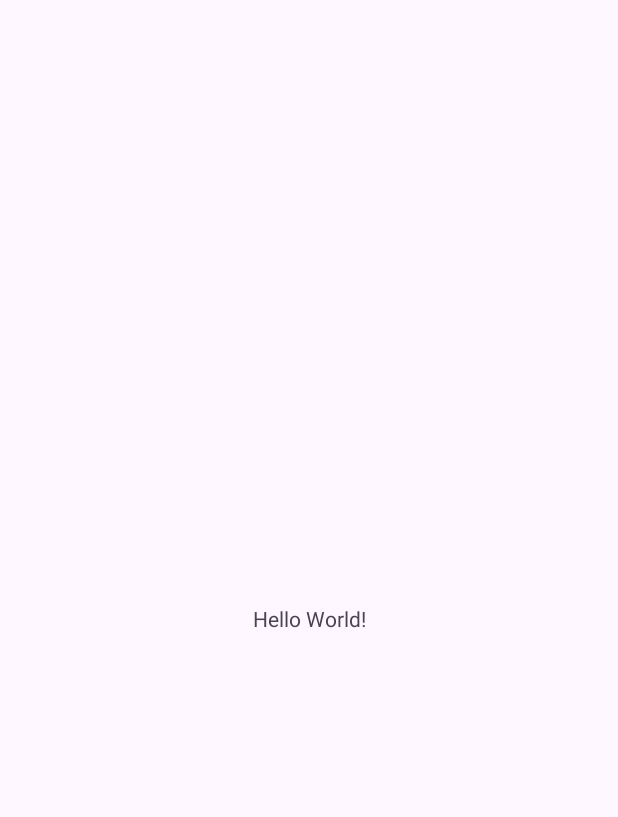
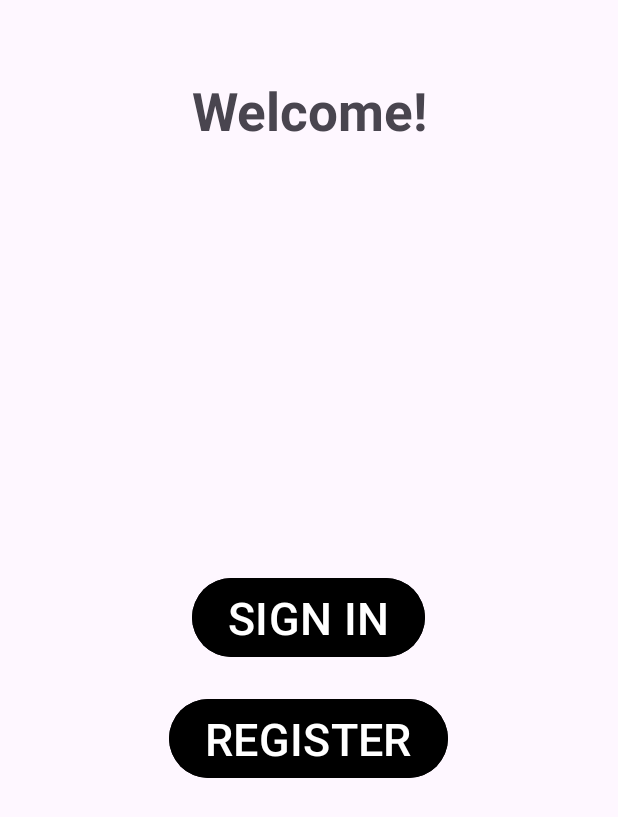
Before and after one commit to CSC207-2023Y-UofT/course-project-tnt, an Android app: the screen it shows after launch (MainActivity), on a phone screen of 412 x 824 dp. Before the commit the part shown is almost empty. Shown: the top 817 px of the screen. Run offline under Robolectric (Android 15) with nearby library versions, the phone set to English and light mode, and no system bars.

Commit message:
created main page

```diff
--- a/app/src/main/java/com/example/tester/MainActivity.java
+++ b/app/src/main/java/com/example/tester/MainActivity.java
@@ -3,6 +3,10 @@ package com.example.tester;
 import androidx.appcompat.app.AppCompatActivity;
 
 import android.os.Bundle;
+import android.view.View;
+import android.widget.TextView;
+
+import com.google.android.material.button.MaterialButton;
 
 public class MainActivity extends AppCompatActivity {
 
@@ -10,5 +14,16 @@ public class MainActivity extends AppCompatActivity {
     protected void onCreate(Bundle savedInstanceState) {
         super.onCreate(savedInstanceState);
         setContentView(R.layout.activity_main);
+
+        MaterialButton signinbtn = (MaterialButton) findViewById(R.id.signinbtn);
+        MaterialButton registerbtn = (MaterialButton) findViewById(R.id.registerbtn);
+
+        signinbtn.setOnClickListener(new View.OnClickListener() {
+            @Override
+            public void onClick(View v) {
+//                Open UserRegUI
+            }
+        });
+
     }
 }
--- a/app/src/main/res/layout/activity_main.xml
+++ b/app/src/main/res/layout/activity_main.xml
@@ -1,5 +1,5 @@
 <?xml version="1.0" encoding="utf-8"?>
-<androidx.constraintlayout.widget.ConstraintLayout xmlns:android="http://schemas.android.com/apk/res/android"
+<RelativeLayout xmlns:android="http://schemas.android.com/apk/res/android"
     xmlns:app="http://schemas.android.com/apk/res-auto"
     xmlns:tools="http://schemas.android.com/tools"
     android:layout_width="match_parent"
@@ -7,12 +7,40 @@
     tools:context=".MainActivity">
 
     <TextView
+        android:layout_width="match_parent"
+        android:layout_height="wrap_content"
+        android:id="@+id/signin"
+        android:text="Welcome!"
+        android:textSize="35sp"
+        android:textStyle="bold"
+        android:layout_margin="50dp"
+        android:gravity="center"/>
+
+    <com.google.android.material.button.MaterialButton
+        android:id="@+id/signinbtn"
         android:layout_width="wrap_content"
         android:layout_height="wrap_content"
-        android:text="Hello World!"
-        app:layout_constraintBottom_toBottomOf="parent"
-        app:layout_constraintEnd_toEndOf="parent"
-        app:layout_constraintStart_toStartOf="parent"
-        app:layout_constraintTop_toTopOf="parent" />
+        android:layout_centerHorizontal="true"
+        android:layout_centerVertical="true"
+        android:backgroundTint="@color/design_default_color_on_secondary"
+        android:gravity="center_horizontal"
+        android:text="SIGN IN"
+        android:textSize="30sp"
 
-</androidx.constraintlayout.widget.ConstraintLayout>
+        />
+
+    <com.google.android.material.button.MaterialButton
+        android:layout_width="wrap_content"
+        android:layout_height="wrap_content"
+        android:id="@+id/registerbtn"
+        android:text="REGISTER"
+        android:backgroundTint="@color/design_default_color_on_secondary"
+        android:layout_centerHorizontal="true"
+        android:gravity="center"
+        android:layout_below="@+id/signinbtn"
+        android:layout_margin="20dp"
+        android:textSize="30sp"
+        />
+
+
+</RelativeLayout>
```
